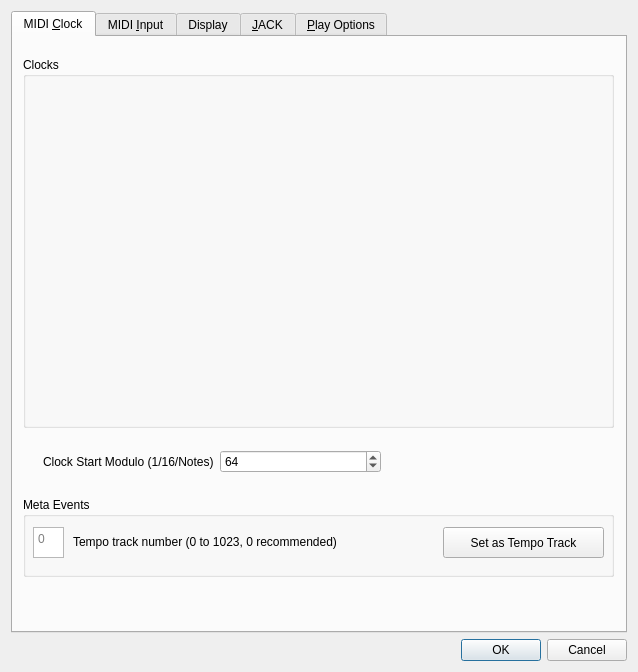
First picture: the form in seq_qt5/forms/qseditoptions.ui, repository ahlstromcj/seq66, before the edit.
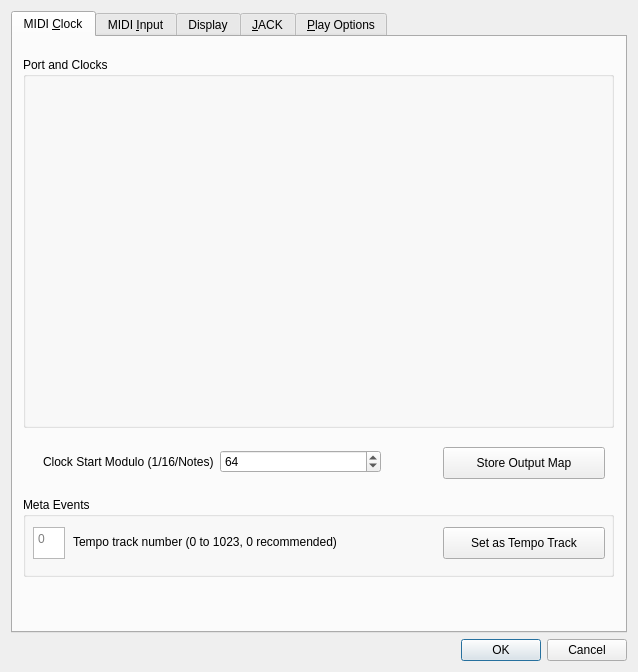
Second picture: the form after the edit. The open tabs and pages were chosen to show the change.

Commit message: Interim check-in, much fiddling with port naming.

Diff of the .ui file:
```diff
--- a/seq_qt5/forms/qseditoptions.ui
+++ b/seq_qt5/forms/qseditoptions.ui
@@ -33,7 +33,7 @@
         </rect>
        </property>
        <property name="title">
-        <string>Clocks</string>
+        <string>Port and Clocks</string>
        </property>
        <widget class="QWidget" name="layoutWidgetClocks">
         <property name="geometry">
@@ -67,8 +67,8 @@
          <rect>
           <x>10</x>
           <y>30</y>
-          <width>31</width>
-          <height>31</height>
+          <width>32</width>
+          <height>32</height>
          </rect>
         </property>
         <property name="toolTip">
@@ -102,8 +102,8 @@
          <rect>
           <x>420</x>
           <y>30</y>
-          <width>161</width>
-          <height>31</height>
+          <width>162</width>
+          <height>32</height>
          </rect>
         </property>
         <property name="toolTip">
@@ -146,6 +146,22 @@
         </item>
        </layout>
       </widget>
+      <widget class="QPushButton" name="pushButtonStoreMap">
+       <property name="geometry">
+        <rect>
+         <x>430</x>
+         <y>410</y>
+         <width>162</width>
+         <height>32</height>
+        </rect>
+       </property>
+       <property name="toolTip">
+        <string>When pressed, a permanent map is saved of output port numbers and names.  This map is then used to map sequences to buss numbers, which then use the buss name to look up the actual port number in case the system's MIDI setup has changed.</string>
+       </property>
+       <property name="text">
+        <string>Store Output Map</string>
+       </property>
+      </widget>
      </widget>
      <widget class="QWidget" name="tabMidiInput">
       <attribute name="title">
```
Left out of the diff: 29 changed lines with no effect on the pictures. The commit also changes 33 other files.
